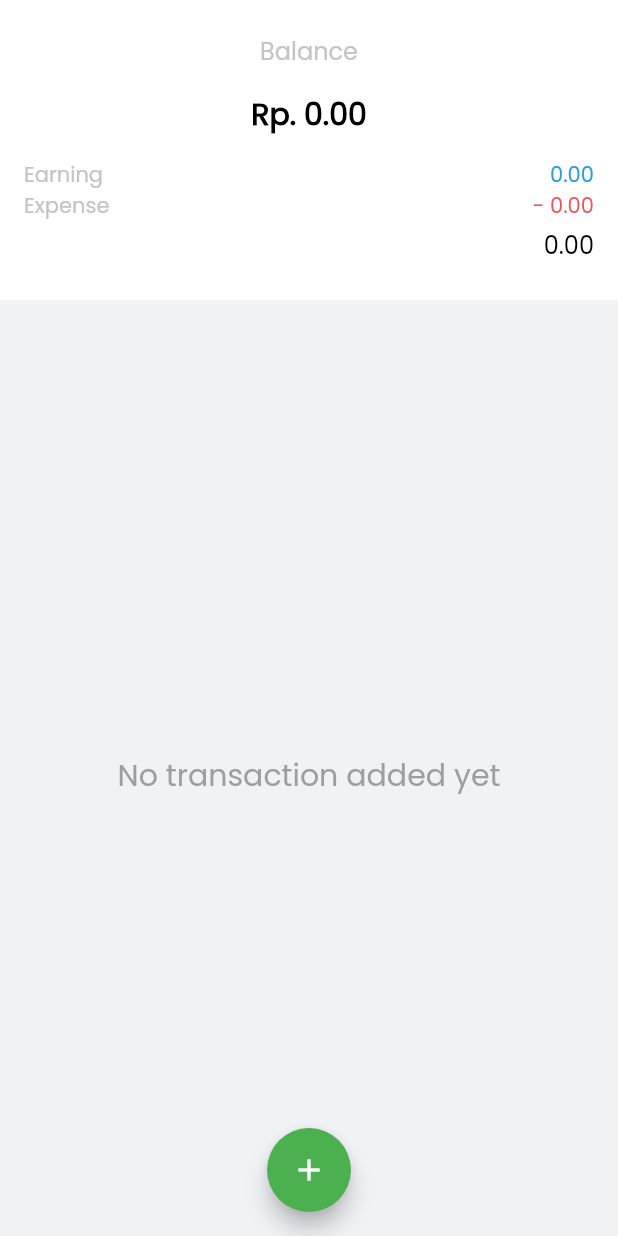
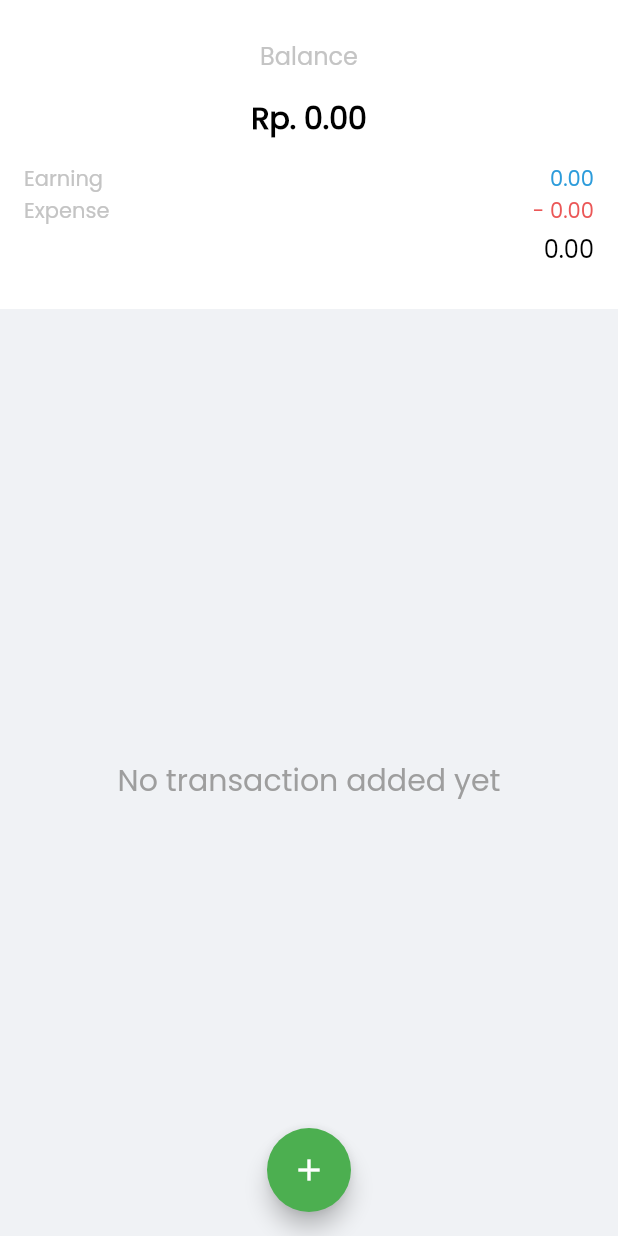
Before and after one commit to azalia17/CRUD-MoneyApp, a Flutter app: the screen it shows after launch, on a phone screen of 412 x 824 dp. Run offline on Flutter 3.47's test engine with Material 2 defaults, Android fonts, the phone set to English and light mode, and no system bars; our stand-ins replace datetime_picker_formfield, sqflite; accounts and stored records are empty.

Commit message:
third commit

```diff
--- a/lib/adddatawidget.dart
+++ b/lib/adddatawidget.dart
@@ -21,7 +21,7 @@ class _AddDataWidgetState extends State<AddDataWidget> {
 
   DbConn dbconn = DbConn();
   final _addFormKey = GlobalKey<FormState>();
-  final format = DateFormat("yMMMMEEEEd");
+  final format = DateFormat("dd MMMM yyyy");
   final _transDateController = TextEditingController();
   final _transNameController = TextEditingController();
   String transType = 'earning';
--- a/lib/database/dbconn.dart
+++ b/lib/database/dbconn.dart
@@ -40,7 +40,8 @@ class DbConn {
   Future<List<Trans>> trans() async {
     final Database db = await database;
 
-    final List<Map<String, dynamic>> maps = await db.query('trans');
+    //final List<Map<String, dynamic>> maps = await db.query('trans');
+    final List<Map<String, dynamic>> maps = await db.rawQuery("SELECT * FROM trans ORDER BY cast([date] as datetime) DESC");
 
     return List.generate(maps.length, (i) {
       return Trans(
--- a/lib/editdatawidget.dart
+++ b/lib/editdatawidget.dart
@@ -22,7 +22,7 @@ class _EditDataWidgetState extends State<EditDataWidget> {
   DbConn dbconn = DbConn();
   final _addFormKey = GlobalKey<FormState>();
   int _id = null;
-  final format = DateFormat("dd-MM-yyyy");
+  final format = DateFormat("dd MMMM yyyy");
   final _transDateController = TextEditingController();
   final _transNameController = TextEditingController();
   String transType = '';
--- a/lib/main.dart
+++ b/lib/main.dart
@@ -1,4 +1,5 @@
 import 'package:flutter/material.dart';
+import 'package:flutter/services.dart';
 import 'package:intl/intl.dart';
 import 'dart:async';
 import './palette.dart';
@@ -12,12 +13,19 @@ final oCcy = new NumberFormat("#,##0.00", "en_US");
 void main() async {
   await DbConn;
   runApp(MyApp());
+
 }
 
 class MyApp extends StatelessWidget {
   // This widget is the root of your application.
   @override
   Widget build(BuildContext context) {
+
+    SystemChrome.setPreferredOrientations([
+      DeviceOrientation.portraitUp,
+      DeviceOrientation.portraitDown,
+    ]);
+
     return MaterialApp(
       title: 'Flutter App',
       debugShowCheckedModeBanner: false,
@@ -178,7 +186,7 @@ class _MyHomePageState extends State<MyHomePage> {
             )
           ],
         ),
-        toolbarHeight: 200.0,
+        toolbarHeight: MediaQuery.of(context).size.height * 0.25,
         elevation: 0.0,
         centerTitle: true,
         backgroundColor: Colors.white,
```
Also changed, not shown: lib/translist.dart (+77 -24 lines), 40 other files.
